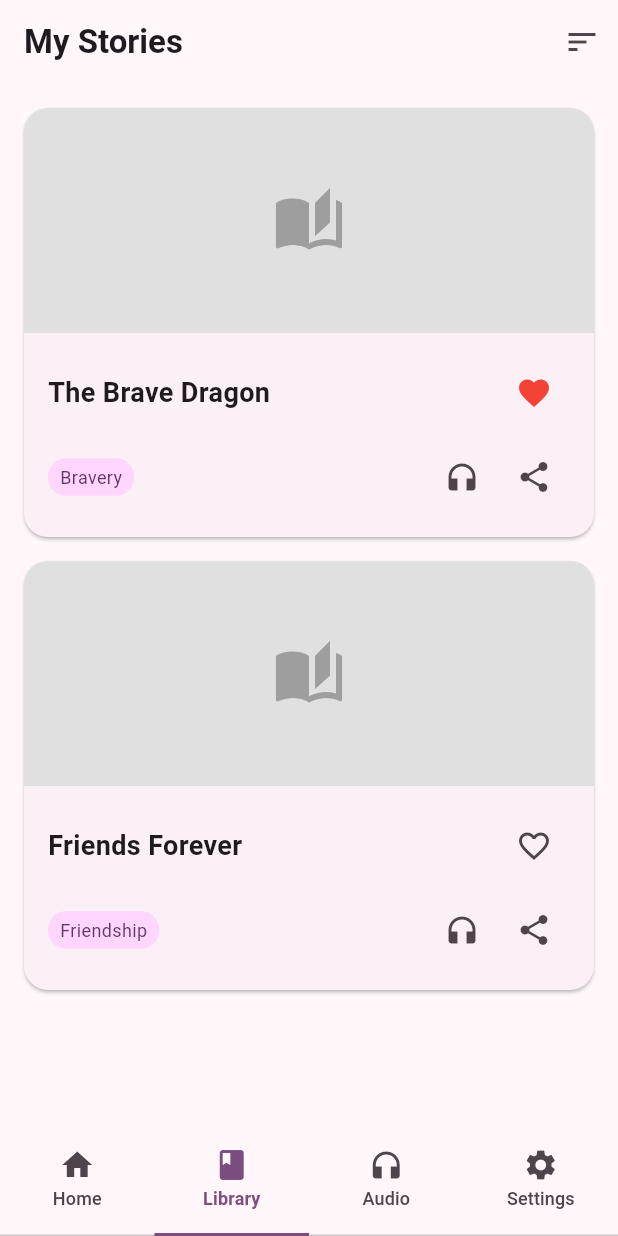
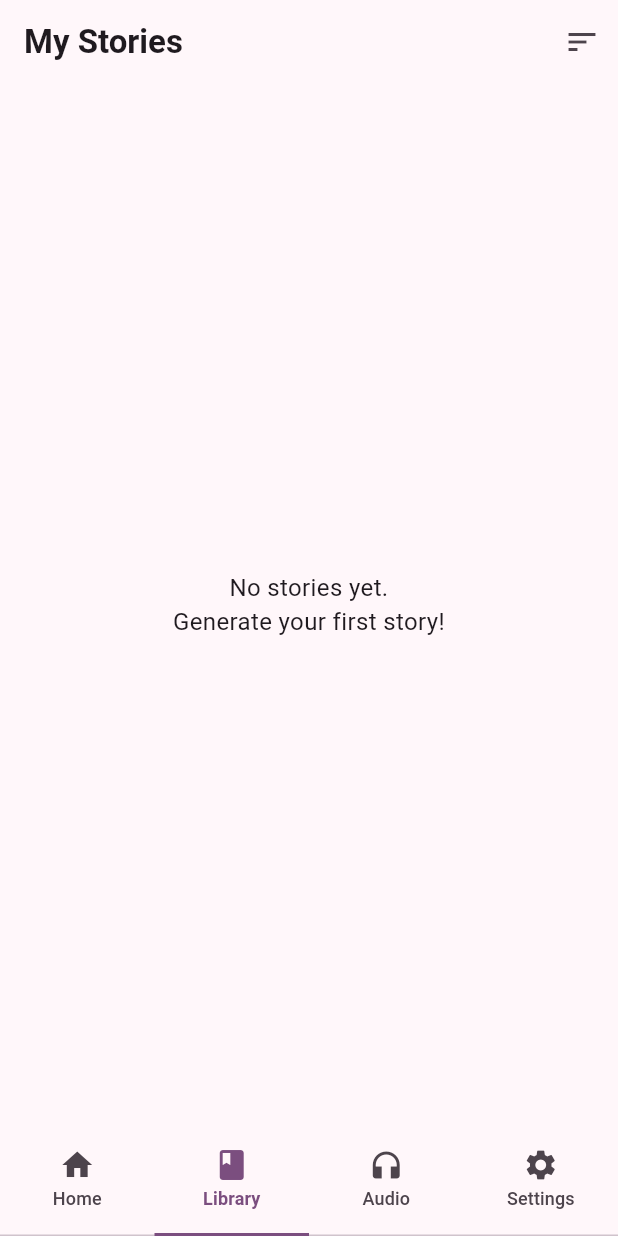
Before and after one commit to trmquang93/magical_stories, a Flutter app: the screen it shows after launch, item 2 of the bottom bar chosen, on a phone screen of 412 x 824 dp. Run offline on Flutter 3.47's test engine with Material 3 defaults, Android fonts, the phone set to English and light mode, and no system bars; our stand-ins replace flutter_dotenv, flutter_markdown, flutter_tts, shared_preferences, sqflite; accounts and stored records are empty.

Commit message:
Update StoriesScreen to use StoryProvider and handle dynamic story loading

```diff
--- a/lib/screens/stories_screen.dart
+++ b/lib/screens/stories_screen.dart
@@ -12,6 +12,14 @@ class StoriesScreen extends StatefulWidget {
 
 class _StoriesScreenState extends State<StoriesScreen> {
   String _sortBy = 'date'; // 'date', 'theme', 'favorites'
+
+  @override
+  void initState() {
+    super.initState();
+    // Refresh stories when screen loads
+    Future.microtask(() =>
+        Provider.of<StoryProvider>(context, listen: false).refreshStories());
+  }
 
   @override
   Widget build(BuildContext context) {
@@ -54,38 +62,47 @@ class _StoriesScreenState extends State<StoriesScreen> {
             );
           }
 
-          // TODO: Replace with actual stories from provider
-          final stories = [
-            {
-              'title': 'The Brave Dragon',
-              'theme': 'Bravery',
-              'date': DateTime.now(),
-              'isFavorite': true,
-              'hasAudio': true,
-              'imageUrl': null,
-            },
-            {
-              'title': 'Friends Forever',
-              'theme': 'Friendship',
-              'date': DateTime.now().subtract(const Duration(days: 1)),
-              'isFavorite': false,
-              'hasAudio': true,
-              'imageUrl': null,
-            },
-          ];
+          if (storyProvider.error.isNotEmpty) {
+            return Center(
+              child: Column(
+                mainAxisAlignment: MainAxisAlignment.center,
+                children: [
+                  Text(
+                    'Error: ${storyProvider.error}',
+                    textAlign: TextAlign.center,
+                    style: const TextStyle(color: Colors.red),
+                  ),
+                  const SizedBox(height: 16),
+                  ElevatedButton(
+                    onPressed: () => storyProvider.refreshStories(),
+                    child: const Text('Retry'),
+                  ),
+                ],
+              ),
+            );
+          }
+
+          final stories = List<Story>.from(storyProvider.stories);
+
+          if (stories.isEmpty) {
+            return const Center(
+              child: Text(
+                'No stories yet.\nGenerate your first story!',
+                textAlign: TextAlign.center,
+                style: TextStyle(fontSize: 16),
+              ),
+            );
+          }
 
           // Sort stories based on selected criteria
           switch (_sortBy) {
             case 'date':
-              stories.sort((a, b) =>
-                  (b['date'] as DateTime).compareTo(a['date'] as DateTime));
+              stories.sort((a, b) => b.createdAt.compareTo(a.createdAt));
             case 'theme':
-              stories.sort((a, b) =>
-                  (a['theme'] as String).compareTo(b['theme'] as String));
-            case 'favorites':
-              stories.sort((a, b) => (b['isFavorite'] as bool)
-                  .toString()
-                  .compareTo((a['isFavorite'] as bool).toString()));
+              stories.sort((a, b) => a.title.compareTo(b.title));
+            // Note: Favorites sorting is commented out as it's not implemented in the Story model yet
+            // case 'favorites':
+            //   stories.sort((a, b) => (b.isFavorite).toString().compareTo(a.isFavorite.toString()));
           }
 
           return ListView.builder(
@@ -101,7 +118,7 @@ class _StoriesScreenState extends State<StoriesScreen> {
     );
   }
 
-  Widget _buildStoryCard(Map<String, dynamic> story) {
+  Widget _buildStoryCard(Story story) {
     return Card(
       margin: const EdgeInsets.only(bottom: 16.0),
       clipBehavior: Clip.antiAlias,
@@ -114,9 +131,10 @@ class _StoriesScreenState extends State<StoriesScreen> {
             context,
             MaterialPageRoute(
               builder: (context) => StoryDisplayScreen(
-                title: story['title'],
-                content: 'Once upon a time...', // TODO: Add actual content
-                imageUrl: story['imageUrl'],
+                title: story.title,
+                content: story.content,
+                // imageUrl is not implemented in Story model yet
+                imageUrl: null,
               ),
             ),
           );
@@ -124,13 +142,6 @@ class _StoriesScreenState extends State<StoriesScreen> {
         child: Column(
           crossAxisAlignment: CrossAxisAlignment.stretch,
           children: [
-            if (story['imageUrl'] != null)
-              Image.network(
-                story['imageUrl'],
-                height: 150,
-                fit: BoxFit.cover,
-              )
-            else
             Container(
               height: 150,
               color: Colors.grey[300],
@@ -151,22 +162,18 @@ class _StoriesScreenState extends State<StoriesScreen> {
                     children: [
                       Expanded(
                         child: Text(
-                          story['title'],
+                          story.title,
                           style: const TextStyle(
                             fontSize: 18,
                             fontWeight: FontWeight.bold,
                           ),
                         ),
                       ),
+                      // Favorite functionality to be implemented
                       IconButton(
-                        icon: Icon(
-                          story['isFavorite']
-                              ? Icons.favorite
-                              : Icons.favorite_border,
-                          color: story['isFavorite'] ? Colors.red : null,
-                        ),
+                        icon: const Icon(Icons.favorite_border),
                         onPressed: () {
-                          // TODO: Implement favorite toggle
+                          // TODO: Implement favorite toggle when added to Story model
                         },
                       ),
                     ],
@@ -184,7 +191,7 @@ class _StoriesScreenState extends State<StoriesScreen> {
                           borderRadius: BorderRadius.circular(12),
                         ),
                         child: Text(
-                          story['theme'],
+                          story.language,
                           style: TextStyle(
                             color: Theme.of(context)
                                 .colorScheme
@@ -194,7 +201,6 @@ class _StoriesScreenState extends State<StoriesScreen> {
                         ),
                       ),
                       const Spacer(),
-                      if (story['hasAudio'])
                       IconButton(
                         icon: const Icon(Icons.headphones),
                         onPressed: () {
```
Lines whose indentation alone changed are shown as unchanged.
